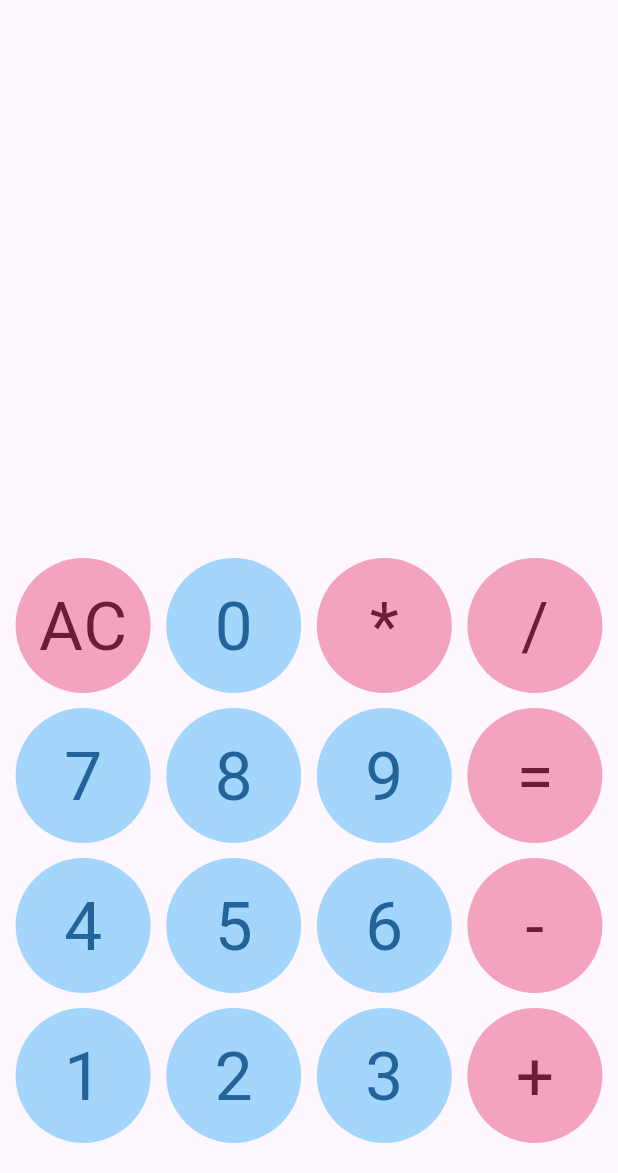
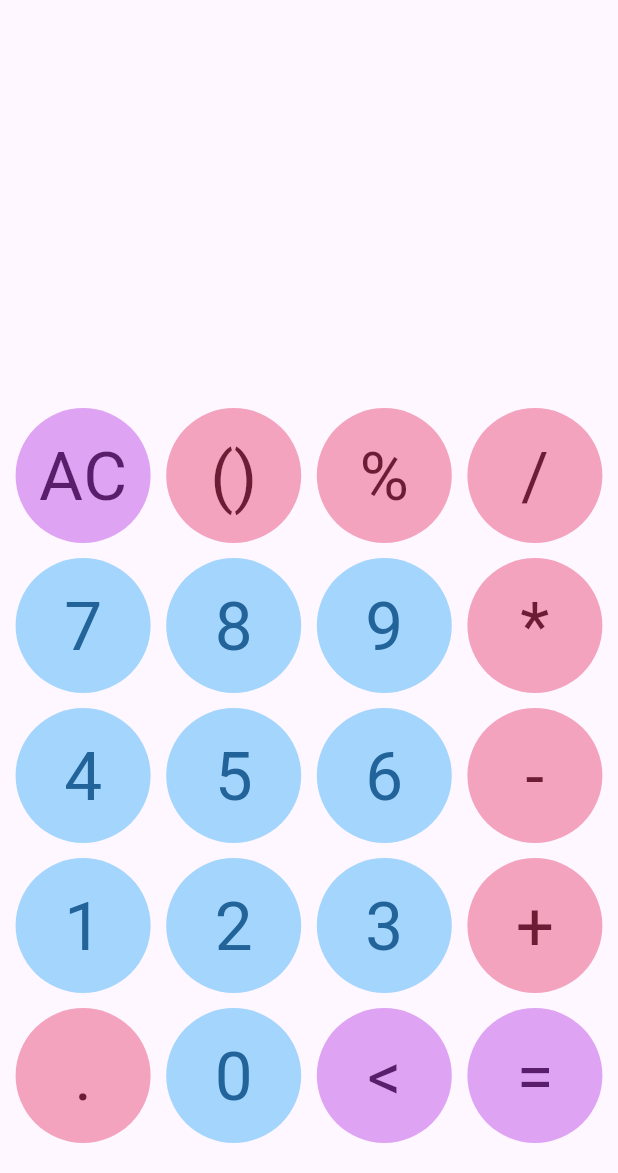
Before and after one commit to w1ckedxd/flutter-calc, a Flutter app: the screen it shows after launch, after a tap on "AC", on a phone screen of 412 x 824 dp, the part 63-1236 px from its top. Run offline on Flutter 3.47's test engine with Material 3 defaults, Android fonts, the phone set to English and light mode, and no system bars; missing offline and left inert: function_tree.

Commit message:
added a new type of buttons and a new calculation method

```diff
--- a/lib/src/components/calc_button.dart
+++ b/lib/src/components/calc_button.dart
@@ -1,26 +1,65 @@
 import 'package:calculator/src/components/button.dart';
 import 'package:flutter/material.dart';
 
-enum CalcButtonType { operator, digit }
+enum CalcButtonType { operator, digit, processing }
 
-class CalcButton extends StatelessWidget {
-  const CalcButton({
+enum CalcButton {
+  dot('.', type: CalcButtonType.operator),
+  lastDelete('<', type: CalcButtonType.processing),
+  procent('%', type: CalcButtonType.operator),
+  parentheses ('()', type: CalcButtonType.operator),
+  plus('+', priority: 1, type: CalcButtonType.operator),
+  minus('-', priority: 1, type: CalcButtonType.operator),
+  mult('*',
+      priority: 2,
+      type: CalcButtonType.operator,
+      inLineWith: [CalcButton.minus]),
+  div('/',
+      priority: 2,
+      type: CalcButtonType.operator,
+      inLineWith: [CalcButton.minus]),
+  ac('AC', type: CalcButtonType.processing),
+  equal('=', type: CalcButtonType.processing),
+  zero('0', type: CalcButtonType.digit),
+  one('1', type: CalcButtonType.digit),
+  two('2', type: CalcButtonType.digit),
+  three('3', type: CalcButtonType.digit),
+  four('4', type: CalcButtonType.digit),
+  five('5', type: CalcButtonType.digit),
+  six('6', type: CalcButtonType.digit),
+  seven('7', type: CalcButtonType.digit),
+  eight('8', type: CalcButtonType.digit),
+  nine('9', type: CalcButtonType.digit);
+
+  final String value;
+  final int priority;
+  final CalcButtonType type;
+  final List<CalcButton>? inLineWith;
+
+  const CalcButton(
+    this.value, {
+    this.priority = -1,
+    required this.type,
+    this.inLineWith,
+  });
+}
+
+class CalcButtonWidget extends StatelessWidget {
+  const CalcButtonWidget({
     super.key,
     required this.child,
     this.size = 90.0,
     required this.onCalcButtonPressed,
-    required this.value,
-    this.type = CalcButtonType.digit,
+    required this.props,
   });
 
-  final CalcButtonType type;
   final String child;
   final double size;
-  final void Function(String value, CalcButtonType type) onCalcButtonPressed;
-  final String value;
+  final CalcButton props;
+  final void Function(CalcButton buttonProps) onCalcButtonPressed;
 
   void handleCalcButtonPressed() {
-    onCalcButtonPressed(value, type);
+    onCalcButtonPressed(props);
   }
 
   @override
@@ -29,10 +68,15 @@ class CalcButton extends StatelessWidget {
     Color calcOverlayColor = const Color(0xFF91CBFB);
     Color calcTextColor = const Color(0xFF22649A);
 
-    if (type == CalcButtonType.operator) {
+    if (props.type == CalcButtonType.operator) {
       calcBackgroundColor = const Color(0xFFF3A3BD);
       calcOverlayColor = const Color(0xFFF090AE);
       calcTextColor = const Color(0xFF6B1D36);
+    }
+    if (props.type == CalcButtonType.processing) {
+      calcBackgroundColor = const Color(0xFFDFA3F3);
+      calcOverlayColor = const Color(0xFFCE90F0);
+      calcTextColor = const Color(0xFF591D6B);
     }
 
     return CustomButton(
--- a/lib/src/screens/home_screen.dart
+++ b/lib/src/screens/home_screen.dart
@@ -1,6 +1,8 @@
 import 'package:calculator/src/components/calc_button.dart';
 import 'package:calculator/src/utils/calc_util.dart';
+import 'package:collection/collection.dart';
 import 'package:flutter/material.dart';
+import 'dart:collection';
 
 // test comment
 class HomeScreen extends StatefulWidget {
@@ -12,70 +14,79 @@ class HomeScreen extends StatefulWidget {
 
 class _HomeScreenState extends State<HomeScreen> {
   String output = '';
-  CalcButtonType? lastPressedButtonType;
-  String? lastPressedOperator;
-  String num1 = '';
-  String num2 = '';
-  double? result;
+  final List<CalcButton> tapsHistory = [];
 
-  void handleCalcControlButtonPressed(String calcValue, CalcButtonType type) {
-    final isFirst = lastPressedButtonType == null;
-    if (calcValue == 'AC' || calcValue == '=') {
-      result = null;
-      if (output.isNotEmpty &&
-          calcValue == '=' &&
-          lastPressedOperator != null &&
-          num1.isNotEmpty &&
-          num2.isNotEmpty) {
-        result = CalcUtils.caclulateResult(
-          double.parse(num1),
-          double.parse(num2),
-          lastPressedOperator!,
+  void allCleared() {
+    setState(() {
+      output = '';
+    });
+    tapsHistory.clear();
+  }
+
+  void handleCalcControlButtonPressed(CalcButton currentPressedButton) {
+    final List<CalcButton> firstAllowed = [CalcButton.minus];
+    final isFirst = tapsHistory.isEmpty;
+    final isFirstTypeOperator = isFirst &&
+        currentPressedButton.type == CalcButtonType.operator &&
+        !firstAllowed.contains(currentPressedButton);
+    final isDoubleOperators =
+        currentPressedButton.type == CalcButtonType.operator &&
+            tapsHistory.isNotEmpty &&
+            tapsHistory.last.type == CalcButtonType.operator;
+
+    if (isFirstTypeOperator) {
+      return;
+    }
+    if (isDoubleOperators) {
+      if (tapsHistory.length <= 1) {
+        return;
+      }
+      final isDubleInlineAllowed =
+          tapsHistory.last.inLineWith?.contains(currentPressedButton) ?? false;
+      if (!isDubleInlineAllowed) {
+        tapsHistory.removeLast();
+      }
+    }
+    if (currentPressedButton == CalcButton.ac) {
+      allCleared();
+      return;
+    }
+    if (currentPressedButton == CalcButton.equal) {
+      String parsedOutput = '';
+      try {
+        parsedOutput = CalcUtils.parseAndCalcResult(output);
+      } catch (e) {
+        tapsHistory.clear();
+        setState(() {
+          output = 'Ошибка Формата';
+        });
+        return;
+      }
+      allCleared();
+      parsedOutput.split('').forEach((char) {
+        final inToTapsHistory = CalcButton.values.firstWhereOrNull(
+          (calcButton) => calcButton.value == char,
         );
-      }
-      num1 = '';
-      num2 = '';
-      lastPressedButtonType = null;
-      lastPressedOperator = null;
+        if (inToTapsHistory != null) {
+          tapsHistory.add(inToTapsHistory);
+        }
+      });
       setState(() {
-        if (calcValue == 'AC') {
-          output = '';
-        }
-        if (output != '' && calcValue == '=' && result != null) {
-          output = result.toString();
-        }
+        output = parsedOutput;
       });
       return;
     }
-    if (lastPressedButtonType == CalcButtonType.operator &&
-        type == CalcButtonType.operator) {
-      return;
+    if (currentPressedButton == CalcButton.lastDelete) {
+      tapsHistory.removeLast();
     }
-    if (isFirst && type == CalcButtonType.operator && calcValue != '-') {
-      return;
-    }
-    if (type == CalcButtonType.operator) {
-      lastPressedOperator = calcValue;
+    if (currentPressedButton.type != CalcButtonType.processing) {
+      tapsHistory.add(currentPressedButton);
     }
     setState(() {
-      output += calcValue;
+      output = tapsHistory.fold<String>('', (acc, cur) {
+        return '$acc${cur.value}';
+      });
     });
-    if ((type == CalcButtonType.digit || calcValue == '-') &&
-        num2.isEmpty &&
-        lastPressedButtonType != CalcButtonType.operator || calcValue == '-') {
-      lastPressedButtonType = null;
-      num1 += calcValue;
-    }
-    if (type == CalcButtonType.digit &&
-        (lastPressedButtonType == CalcButtonType.operator || num2.isNotEmpty)) {
-      num2 += calcValue;
-    }
-
-    lastPressedButtonType = type;
-
-    print('lastPressedButtonType: $lastPressedButtonType');
-    print('num1: $num1');
-    print('num2: $num2');
   }
 
   @override
@@ -99,29 +110,25 @@ class _HomeScreenState extends State<HomeScreen> {
               Row(
                 mainAxisAlignment: MainAxisAlignment.spaceEvenly,
                 children: [
-                  CalcButton(
-                    type: CalcButtonType.operator,
-                    value: 'AC',
+                  CalcButtonWidget(
+                    props: CalcButton.ac,
                     onCalcButtonPressed: handleCalcControlButtonPressed,
-                    child: 'AC',
+                    child: CalcButton.ac.value,
                   ),
-                  CalcButton(
-                    type: CalcButtonType.digit,
-                    value: '0',
+                  CalcButtonWidget(
+                    props: CalcButton.parentheses,
                     onCalcButtonPressed: handleCalcControlButtonPressed,
-                    child: '0',
+                    child: CalcButton.parentheses.value,
                   ),
-                  CalcButton(
-                    type: CalcButtonType.operator,
-                    value: '*',
+                  CalcButtonWidget(
+                    props: CalcButton.procent,
                     onCalcButtonPressed: handleCalcControlButtonPressed,
-                    child: '*',
+                    child: CalcButton.procent.value,
                   ),
-                  CalcButton(
-                    type: CalcButtonType.operator,
-                    value: '/',
+                  CalcButtonWidget(
+                    props: CalcButton.div,
                     onCalcButtonPressed: handleCalcControlButtonPressed,
-                    child: '/',
+                    child: CalcButton.div.value,
                   ),
                 ],
               ),
@@ -131,29 +138,25 @@ class _HomeScreenState extends State<HomeScreen> {
               Row(
                 mainAxisAlignment: MainAxisAlignment.spaceEvenly,
                 children: [
-                  CalcButton(
-                    type: CalcButtonType.digit,
-                    value: '7',
+                  CalcButtonWidget(
+                    props: CalcButton.seven,
                     onCalcButtonPressed: handleCalcControlButtonPressed,
-                    child: '7',
+                    child: CalcButton.seven.value,
                   ),
-                  CalcButton(
-                    type: CalcButtonType.digit,
-                    value: '8',
+                  CalcButtonWidget(
+                    props: CalcButton.eight,
                     onCalcButtonPressed: handleCalcControlButtonPressed,
-                    child: '8',
+                    child: CalcButton.eight.value,
                   ),
-                  CalcButton(
-                    type: CalcButtonType.digit,
-                    value: '9',
+                  CalcButtonWidget(
+                    props: CalcButton.nine,
                     onCalcButtonPressed: handleCalcControlButtonPressed,
-                    child: '9',
+                    child: CalcButton.nine.value,
                   ),
-                  CalcButton(
-                    value: '=',
-                    type: CalcButtonType.operator,
+                  CalcButtonWidget(
+                    props: CalcButton.mult,
                     onCalcButtonPressed: handleCalcControlButtonPressed,
-                    child: '=',
+                    child: CalcButton.mult.value,
                   ),
                 ],
               ),
@@ -163,29 +166,25 @@ class _HomeScreenState extends State<HomeScreen> {
               Row(
                 mainAxisAlignment: MainAxisAlignment.spaceEvenly,
                 children: [
-                  CalcButton(
-                    type: CalcButtonType.digit,
-                    value: '4',
+                  CalcButtonWidget(
+                    props: CalcButton.four,
                     onCalcButtonPressed: handleCalcControlButtonPressed,
-                    child: '4',
+                    child: CalcButton.four.value,
                   ),
-                  CalcButton(
-                    type: CalcButtonType.digit,
-                    value: '5',
+                  CalcButtonWidget(
+                    props: CalcButton.five,
                     onCalcButtonPressed: handleCalcControlButtonPressed,
-                    child: '5',
+                    child: CalcButton.five.value,
                   ),
-                  CalcButton(
-                    type: CalcButtonType.digit,
-                    value: '6',
+                  CalcButtonWidget(
+                    props: CalcButton.six,
                     onCalcButtonPressed: handleCalcControlButtonPressed,
-                    child: '6',
+                    child: CalcButton.six.value,
                   ),
-                  CalcButton(
-                    value: '-',
-                    type: CalcButtonType.operator,
+                  CalcButtonWidget(
+                    props: CalcButton.minus,
                     onCalcButtonPressed: handleCalcControlButtonPressed,
-                    child: '-',
+                    child: CalcButton.minus.value,
                   ),
                 ],
               ),
@@ -195,29 +194,53 @@ class _HomeScreenState extends State<HomeScreen> {
               Row(
                 mainAxisAlignment: MainAxisAlignment.spaceEvenly,
                 children: [
-                  CalcButton(
-                    type: CalcButtonType.digit,
-                    value: '1',
+                  CalcButtonWidget(
+                    props: CalcButton.one,
                     onCalcButtonPressed: handleCalcControlButtonPressed,
-                    child: '1',
+                    child: CalcButton.one.value,
                   ),
-                  CalcButton(
-                    type: CalcButtonType.digit,
-                    value: '2',
+                  CalcButtonWidget(
+                    props: CalcButton.two,
                     onCalcButtonPressed: handleCalcControlButtonPressed,
-                    child: '2',
+                    child: CalcButton.two.value,
                   ),
-                  CalcButton(
-                    type: CalcButtonType.digit,
-                    value: '3',
+                  CalcButtonWidget(
+                    props: CalcButton.three,
                     onCalcButtonPressed: handleCalcControlButtonPressed,
-                    child: '3',
+                    child: CalcButton.three.value,
                   ),
-                  CalcButton(
-                    value: '+',
-                    type: CalcButtonType.operator,
+                  CalcButtonWidget(
+                    props: CalcButton.plus,
                     onCalcButtonPressed: handleCalcControlButtonPressed,
-                    child: '+',
+                    child: CalcButton.plus.value,
+                  ),
+                ],
+              ),
+              const SizedBox(
+                height: 10,
+              ),
+              Row(
+                mainAxisAlignment: MainAxisAlignment.spaceEvenly,
+                children: [
+                  CalcButtonWidget(
+                    props: CalcButton.dot,
+                    onCalcButtonPressed: handleCalcControlButtonPressed,
+                    child: CalcButton.dot.value,
+                  ),
+                  CalcButtonWidget(
+                    props: CalcButton.zero,
+                    onCalcButtonPressed: handleCalcControlButtonPressed,
+                    child: CalcButton.zero.value,
+                  ),
+                  CalcButtonWidget(
+                    props: CalcButton.lastDelete,
+                    onCalcButtonPressed: handleCalcControlButtonPressed,
+                    child: CalcButton.lastDelete.value,
+                  ),
+                  CalcButtonWidget(
+                    props: CalcButton.equal,
+                    onCalcButtonPressed: handleCalcControlButtonPressed,
+                    child: CalcButton.equal.value,
                   ),
                 ],
               ),
--- a/lib/src/utils/calc_util.dart
+++ b/lib/src/utils/calc_util.dart
@@ -1,33 +1,8 @@
+import 'package:function_tree/function_tree.dart';
+
 class CalcUtils {
-  static caclulateResult(double num1, double num2, String operator) {
-    switch (operator) {
-      case '+':
-        return CalcUtils.add(num1, num2);
-      case '-':
-        return CalcUtils.subtraction(num1, num2);
-      case '*':
-        return CalcUtils.multiplication(num1, num2);
-      case '/':
-        return CalcUtils.division(num1, num2);
-      default:
-        print('default');
-        break;
-    }
-  }
-
-  static double add(double num1, double num2) {
-    return num1 + num2;
-  }
-
-  static double subtraction(double num1, double num2) {
-    return num1 - num2;
-  }
-
-  static double multiplication(double num1, double num2) {
-    return num1 * num2;
-  }
-
-  static double division(double num1, double num2) {
-    return num1 / num2;
+  static String parseAndCalcResult(String expression) {
+    final modifiedExppression = expression.replaceAll('%', '/100*');
+    return '${modifiedExppression.interpret()}';
   }
 }
```
Also changed, not shown: pubspec.yaml (+5 -12 lines), pubspec.lock.
